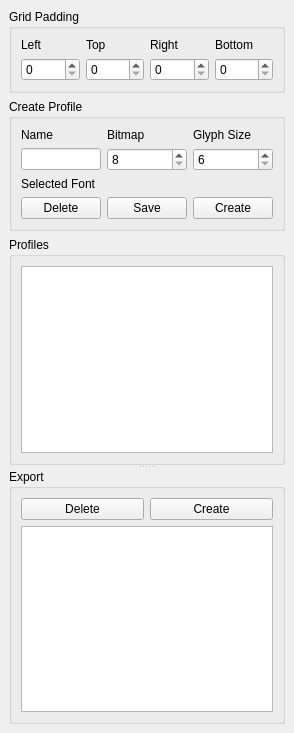
Old version of the form dockprofiles.ui in the repository GrandFatherPikhto/Glyph.
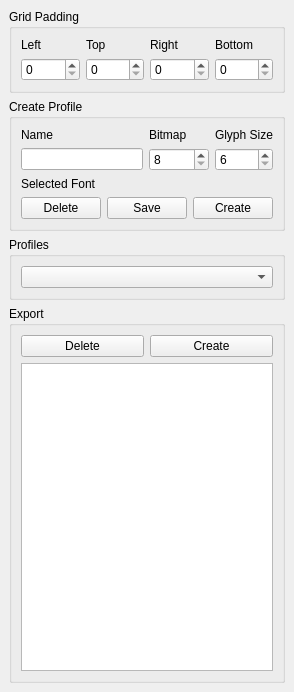
New version of the form.

The edit to the form file:
```diff
--- a/dockprofiles.ui
+++ b/dockprofiles.ui
@@ -7,7 +7,7 @@
     <x>0</x>
     <y>0</y>
     <width>285</width>
-    <height>733</height>
+    <height>692</height>
    </rect>
   </property>
   <property name="windowTitle">
@@ -77,24 +77,24 @@
          </property>
         </widget>
        </item>
-       <item row="0" column="1">
+       <item row="0" column="2">
         <widget class="QLabel" name="labelBitmapDimension">
          <property name="text">
           <string>Bitmap</string>
          </property>
         </widget>
        </item>
-       <item row="0" column="2">
+       <item row="0" column="4">
         <widget class="QLabel" name="labelGlyphSize">
          <property name="text">
           <string>Glyph Size</string>
          </property>
         </widget>
        </item>
-       <item row="1" column="0">
+       <item row="1" column="0" colspan="2">
         <widget class="QLineEdit" name="lineEditProfileName"/>
        </item>
-       <item row="1" column="1">
+       <item row="1" column="2" colspan="2">
         <widget class="QSpinBox" name="spinBoxBitmapDimension">
          <property name="minimum">
           <number>8</number>
@@ -104,7 +104,7 @@
          </property>
         </widget>
        </item>
-       <item row="1" column="2">
+       <item row="1" column="4">
         <widget class="QSpinBox" name="spinBoxGlyphSize">
          <property name="minimum">
           <number>6</number>
@@ -128,38 +128,36 @@
          </property>
         </widget>
        </item>
-       <item row="3" column="2">
-        <widget class="QPushButton" name="pushButtonCreateProfile">
-         <property name="text">
-          <string>Create</string>
-         </property>
-        </widget>
-       </item>
-       <item row="3" column="1">
+       <item row="3" column="1" colspan="2">
         <widget class="QPushButton" name="pushButtonSave">
          <property name="text">
           <string>Save</string>
          </property>
         </widget>
        </item>
+       <item row="3" column="3" colspan="2">
+        <widget class="QPushButton" name="pushButtonCreateProfile">
+         <property name="text">
+          <string>Create</string>
+         </property>
+        </widget>
+       </item>
       </layout>
      </widget>
     </item>
     <item>
-     <widget class="QSplitter" name="splitter">
-      <property name="orientation">
-       <enum>Qt::Orientation::Vertical</enum>
-      </property>
       <widget class="QGroupBox" name="groupBoxProfiles">
        <property name="title">
         <string>Profiles</string>
        </property>
        <layout class="QVBoxLayout" name="verticalLayout">
         <item>
-         <widget class="QTableView" name="tableViewProfiles"/>
+        <widget class="QComboBox" name="comboBoxProfiles"/>
         </item>
        </layout>
       </widget>
+    </item>
+    <item>
       <widget class="QGroupBox" name="groupBoxExport">
        <property name="title">
         <string>Export</string>
@@ -183,7 +181,6 @@
          <widget class="QTableView" name="tableViewExport"/>
         </item>
        </layout>
-      </widget>
      </widget>
     </item>
    </layout>
```
Lines whose indentation alone changed are shown as unchanged.
